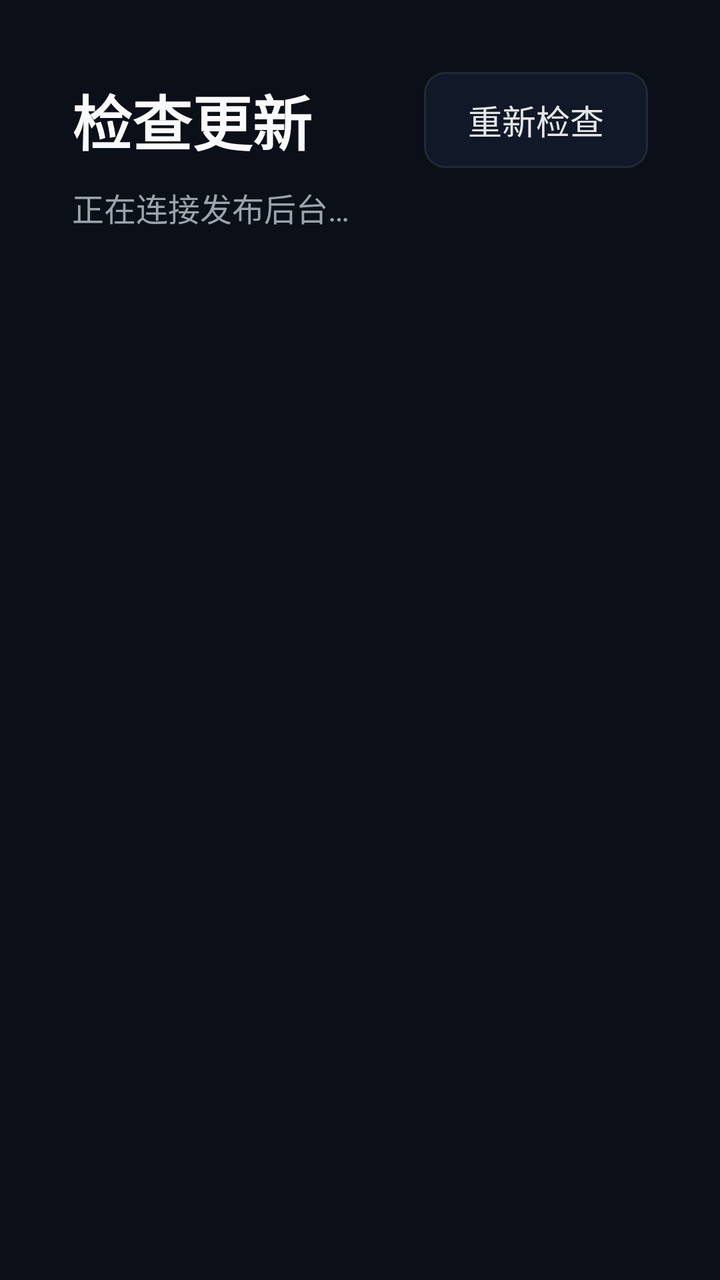
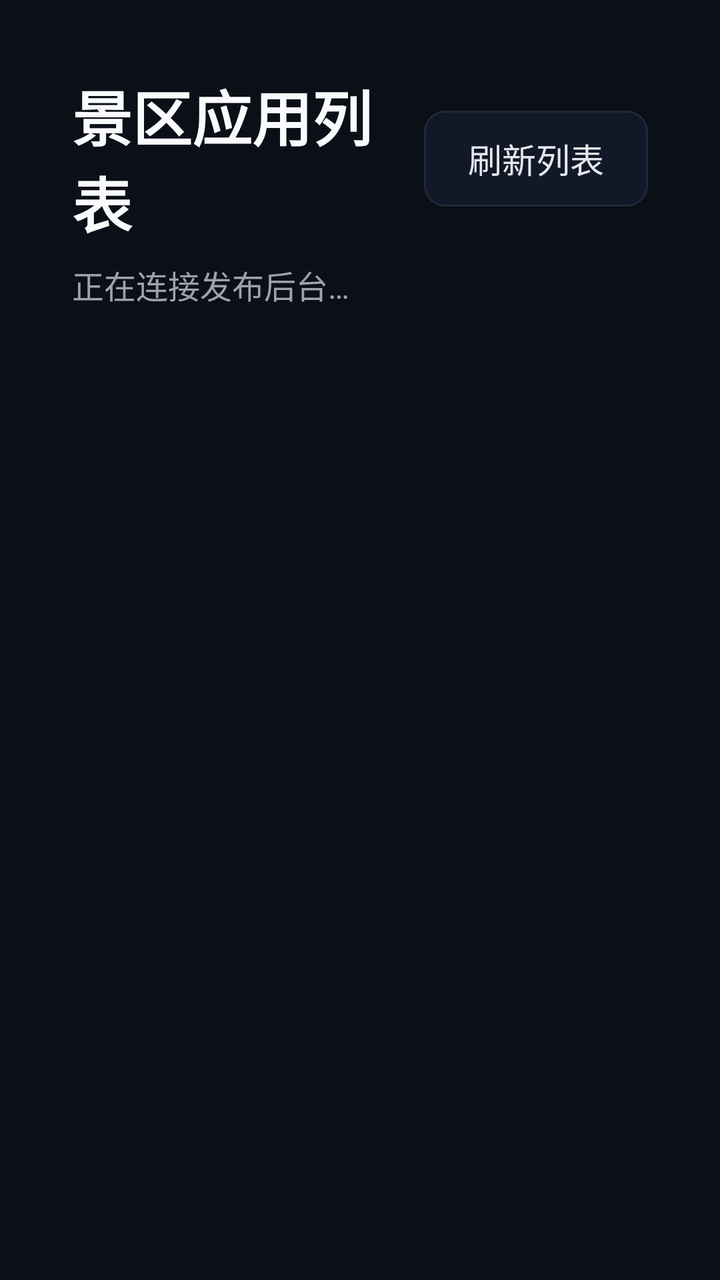

Two renders of the same Android screen: before a commit and after it. Below are the layout's source before the change and the commit's diff.
<!-- AndroidManifest.xml: application theme AppTheme -->
<!-- res/layout/activity_update.xml -->
<?xml version="1.0" encoding="utf-8"?>
<LinearLayout xmlns:android="http://schemas.android.com/apk/res/android"
    android:layout_width="match_parent"
    android:layout_height="match_parent"
    android:orientation="vertical"
    android:padding="36dp"
    android:background="#0B0F17">

    <LinearLayout
        android:layout_width="match_parent"
        android:layout_height="wrap_content"
        android:orientation="horizontal"
        android:gravity="center_vertical">

        <TextView
            android:layout_width="0dp"
            android:layout_height="wrap_content"
            android:layout_weight="1"
            android:text="检查更新"
            android:textSize="30sp"
            android:textStyle="bold"
            android:textColor="#F9FAFB" />

        <Button
            android:id="@+id/refresh"
            android:layout_width="wrap_content"
            android:layout_height="wrap_content"
            android:text="重新检查"
            android:textSize="17sp"
            android:focusable="true"
            android:background="@drawable/item_bg"
            android:paddingLeft="22dp"
            android:paddingRight="22dp"
            android:paddingTop="10dp"
            android:paddingBottom="10dp"
            android:textColor="#E5E7EB" />
    </LinearLayout>

    <TextView
        android:id="@+id/up_status"
        android:layout_width="match_parent"
        android:layout_height="wrap_content"
        android:layout_marginTop="8dp"
        android:text="正在连接发布后台…"
        android:textSize="16sp"
        android:textColor="#9CA3AF" />

    <ProgressBar
        android:id="@+id/up_progress"
        style="@android:style/Widget.Material.ProgressBar.Horizontal"
        android:layout_width="match_parent"
        android:layout_height="8dp"
        android:layout_marginTop="8dp"
        android:max="100"
        android:progress="0"
        android:visibility="gone" />

    <ListView
        android:id="@+id/up_list"
        android:layout_width="match_parent"
        android:layout_height="0dp"
        android:layout_weight="1"
        android:layout_marginTop="18dp"
        android:divider="@null"
        android:dividerHeight="10dp"
        android:listSelector="@android:color/transparent"
        android:focusable="true" />

</LinearLayout>
<!-- resources referenced by this layout -->
<resources>
  <!-- drawable item_bg (drawable) -->
  <?xml version="1.0" encoding="utf-8"?>
  <selector xmlns:android="http://schemas.android.com/apk/res/android">
      <item android:state_selected="true">
          <shape android:shape="rectangle">
              <solid android:color="#1D4ED8" />
              <corners android:radius="10dp" />
              <stroke android:width="3dp" android:color="#93C5FD" />
          </shape>
      </item>
      <item android:state_pressed="true">
          <shape android:shape="rectangle">
              <solid android:color="#1E3A8A" />
              <corners android:radius="10dp" />
          </shape>
      </item>
      <item>
          <shape android:shape="rectangle">
              <solid android:color="#111827" />
              <corners android:radius="10dp" />
              <stroke android:width="1dp" android:color="#1F2937" />
          </shape>
      </item>
  </selector>
  <style name="AppTheme" parent="@android:style/Theme.Material.NoActionBar">
          <item name="android:windowBackground">#0B0F17</item>
          <item name="android:colorAccent">#4ADE80</item>
          <item name="android:textColorPrimary">#E5E7EB</item>
          <item name="android:navigationBarColor">#0B0F17</item>
          <item name="android:statusBarColor">#0B0F17</item>
      </style>
</resources>

<!-- the commit's change to res/layout/activity_update.xml (unified diff, before → after) -->
@@ -16,7 +16,7 @@
             android:layout_width="0dp"
             android:layout_height="wrap_content"
             android:layout_weight="1"
-            android:text="检查更新"
+            android:text="景区应用列表"
             android:textSize="30sp"
             android:textStyle="bold"
             android:textColor="#F9FAFB" />
@@ -25,7 +25,7 @@
             android:id="@+id/refresh"
             android:layout_width="wrap_content"
             android:layout_height="wrap_content"
-            android:text="重新检查"
+            android:text="刷新列表"
             android:textSize="17sp"
             android:focusable="true"
             android:background="@drawable/item_bg"
